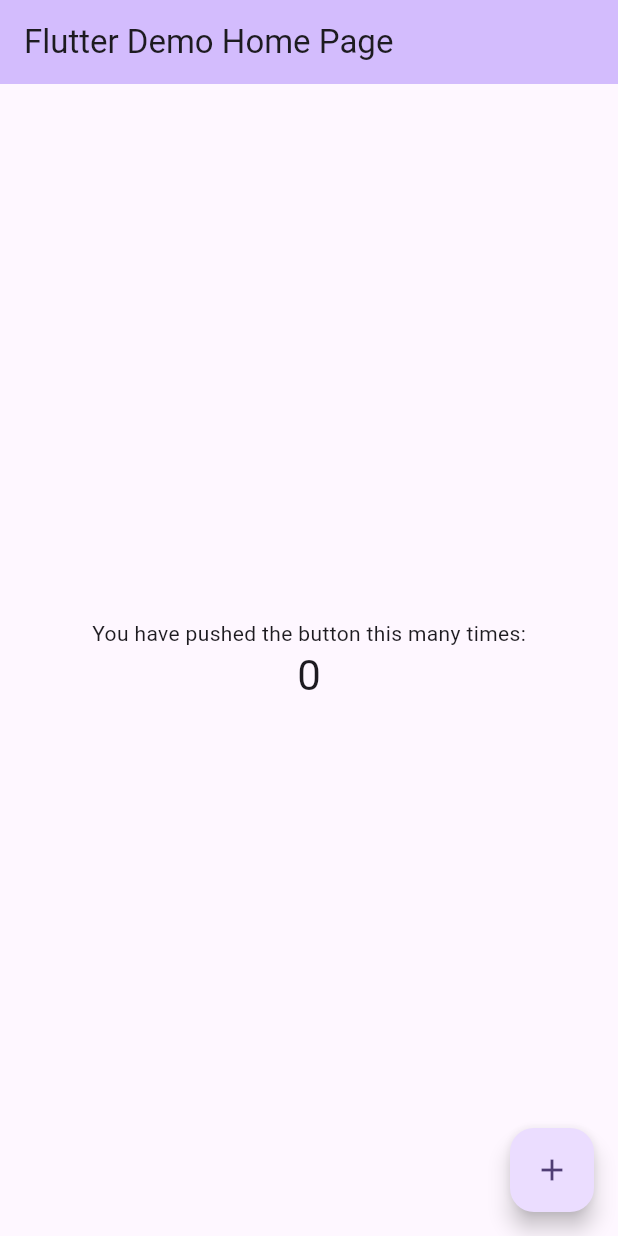
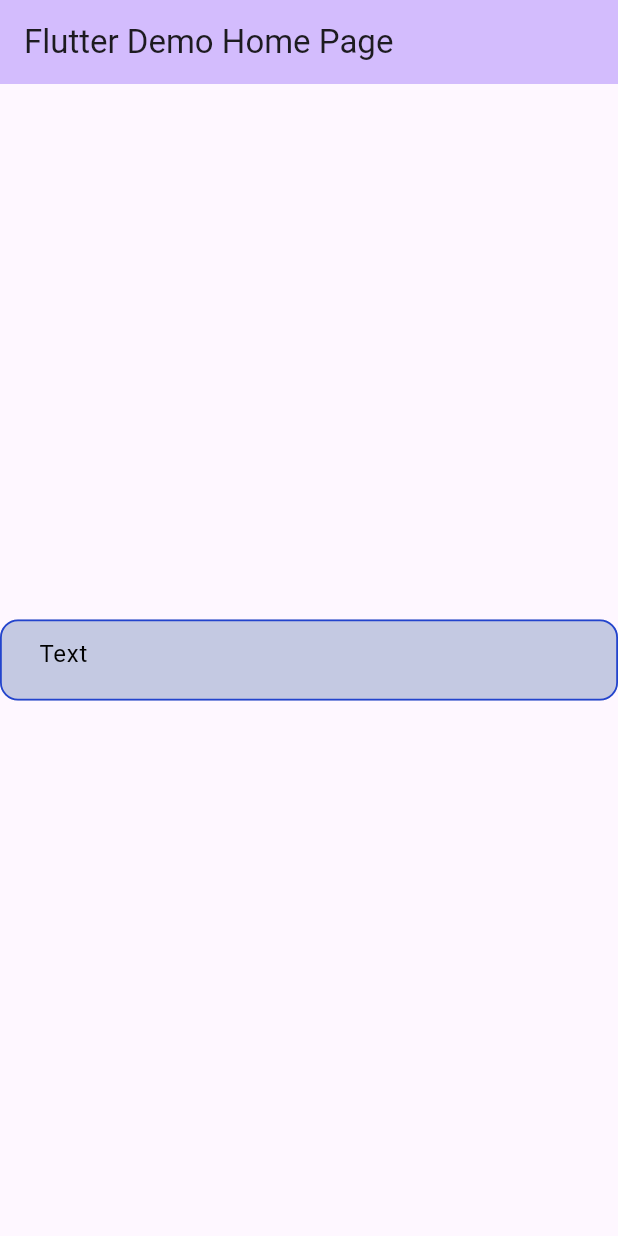
Before and after one commit to MuhammadArsalan-04/gappay, a Flutter app: the screen it shows after launch, on a phone screen of 412 x 824 dp. Run offline on Flutter 3.47's test engine with Material 3 defaults, Android fonts, the phone set to English and light mode, and no system bars.

Commit message:
added custom textfield

```diff
--- a/lib/configs/colors.dart
+++ b/lib/configs/colors.dart
@@ -4,4 +4,5 @@ class AppColors{
   static const kPrimaryColor = Color(0xff2344CD);
   static const kTextFieldFillColor = Color(0xffC4C9E2);
   static const kMessageColor = Color(0xff68DB82);
+  static const kHintTextColor = Colors.black;
 }
--- /dev/null
+++ b/lib/elements/custom_text.dart
@@ -0,0 +1,42 @@
+
+import 'package:flutter/material.dart';
+
+class CustomText extends StatelessWidget {
+  final String text;
+  Color? color;
+  double? fontSize;
+  FontWeight? fontWeight;
+  bool? softwrap;
+  int? maxLines;
+  TextAlign? textAlign;
+  TextOverflow? overflow;
+
+  CustomText({
+    this.color,
+    this.maxLines,
+    this.fontSize,
+    this.fontWeight,
+    required this.text,
+    this.softwrap,
+    this.textAlign,
+    this.overflow,
+  });
+
+  @override
+  Widget build(BuildContext context) {
+    return Text(
+      text,
+      softWrap: softwrap,
+      textAlign: textAlign,
+      maxLines: maxLines,
+      overflow: overflow,
+
+      style: TextStyle(
+        color: color,
+        fontSize: fontSize,
+        fontWeight: fontWeight,
+
+      ),
+    );
+  }
+}
--- /dev/null
+++ b/lib/elements/custom_textfield.dart
@@ -0,0 +1,134 @@
+import 'package:flutter/material.dart';
+import 'package:gappay/configs/colors.dart';
+
+import 'custom_text.dart';
+
+class CustomTextField extends StatefulWidget {
+  TextEditingController? controller;
+  TextInputType? textInputType;
+  bool isObsecure;
+  String hintText;
+  String? labelText;
+  double? radius;
+  IconData? prefixIcon;
+  bool? isSuffix;
+  String? Function(String?)? validator;
+  Color? fillColor;
+  bool isFilled;
+  double textFieldHeight;
+  double textFieldWidth;
+
+  CustomTextField({
+    this.controller,
+    this.validator,
+    this.isObsecure = false,
+    this.textInputType,
+    required this.hintText,
+    this.labelText,
+    this.radius,
+    this.prefixIcon,
+    this.fillColor,
+    this.textFieldHeight = 54,
+    this.textFieldWidth = double.infinity,
+    this.isFilled = false,
+    this.isSuffix = false,
+  });
+
+  @override
+  State<CustomTextField> createState() => _CustomTextFieldState();
+}
+
+class _CustomTextFieldState extends State<CustomTextField> {
+  bool isVisible = true;
+  bool hasFocus = false;
+
+  @override
+  Widget build(BuildContext context) {
+    return Focus(
+      onFocusChange: (value) {
+        setState(() {
+          hasFocus = value;
+        });
+      },
+      child: TextFormField(
+        validator: widget.validator == null
+            ? null
+            : (value) => widget.validator!(value),
+        textAlignVertical: TextAlignVertical.center,
+        textAlign: TextAlign.left,
+        controller: widget.controller,
+        obscureText: widget.isObsecure,
+        keyboardType: widget.textInputType,
+        cursorColor: AppColors.kPrimaryColor,
+        decoration: InputDecoration(
+          constraints: BoxConstraints(
+            maxHeight: widget.textFieldHeight,
+            maxWidth: widget.textFieldWidth,
+          ),
+          label: widget.labelText == null
+              ? null
+              : CustomText(
+                  text: widget.labelText!,
+                ),
+          fillColor: widget.fillColor ?? AppColors.kTextFieldFillColor,
+          labelStyle:
+              hasFocus ? const TextStyle(color: AppColors.kPrimaryColor) : null,
+          border: OutlineInputBorder(
+            borderSide:
+                const BorderSide(width: 1.2, color: AppColors.kPrimaryColor),
+            borderRadius: BorderRadius.circular(widget.radius ?? 12),
+          ),
+          enabledBorder: OutlineInputBorder(
+            borderSide:
+                const BorderSide(width: 1.2, color: AppColors.kPrimaryColor),
+            borderRadius: BorderRadius.circular(widget.radius ?? 12),
+          ),
+          disabledBorder: OutlineInputBorder(
+            borderSide:
+                const BorderSide(width: 1.2, color: AppColors.kPrimaryColor),
+            borderRadius: BorderRadius.circular(widget.radius ?? 12),
+          ),
+          focusedBorder: OutlineInputBorder(
+            borderSide:
+                const BorderSide(width: 1.2, color: AppColors.kPrimaryColor),
+            borderRadius: BorderRadius.circular(widget.radius ?? 12),
+          ),
+          hintText: widget.hintText,
+          contentPadding:
+              const EdgeInsets.symmetric(horizontal: 22, vertical: 22),
+          hintStyle: const TextStyle(
+            color: AppColors.kHintTextColor,
+          ),
+          filled: widget.isFilled,
+          prefixIcon: widget.prefixIcon == null
+              ? null
+              : Icon(
+                  widget.prefixIcon,
+                  color: Colors.grey,
+                ),
+          suffixIcon: widget.isSuffix == false
+              ? null
+              : IconButton(
+                  onPressed: changeObsecureStatus,
+                  icon: isVisible
+                      ? const Icon(
+                          Icons.visibility,
+                          color: Colors.grey,
+                        )
+                      : const Icon(
+                          Icons.visibility_off,
+                          color: Colors.grey,
+                        ),
+                ),
+        ),
+      ),
+    );
+  }
+
+  changeObsecureStatus() {
+    setState(() {
+      widget.isObsecure = !widget.isObsecure;
+      isVisible = !isVisible;
+    });
+  }
+}
--- a/lib/main.dart
+++ b/lib/main.dart
@@ -1,4 +1,5 @@
 import 'package:flutter/material.dart';
+import 'package:gappay/elements/custom_textfield.dart';
 
 void main() {
   runApp(const MyApp());
@@ -24,15 +25,6 @@ class MyApp extends StatelessWidget {
 class MyHomePage extends StatefulWidget {
   const MyHomePage({super.key, required this.title});
 
-  // This widget is the home page of your application. It is stateful, meaning
-  // that it has a State object (defined below) that contains fields that affect
-  // how it looks.
-
-  // This class is the configuration for the state. It holds the values (in this
-  // case the title) provided by the parent (in this case the App widget) and
-  // used by the build method of the State. Fields in a Widget subclass are
-  // always marked "final".
-
   final String title;
 
   @override
@@ -40,71 +32,25 @@ class MyHomePage extends StatefulWidget {
 }
 
 class _MyHomePageState extends State<MyHomePage> {
-  int _counter = 0;
 
-  void _incrementCounter() {
-    setState(() {
-      // This call to setState tells the Flutter framework that something has
-      // changed in this State, which causes it to rerun the build method below
-      // so that the display can reflect the updated values. If we changed
-      // _counter without calling setState(), then the build method would not be
-      // called again, and so nothing would appear to happen.
-      _counter++;
-    });
-  }
 
   @override
   Widget build(BuildContext context) {
-    // This method is rerun every time setState is called, for instance as done
-    // by the _incrementCounter method above.
-    //
-    // The Flutter framework has been optimized to make rerunning build methods
-    // fast, so that you can just rebuild anything that needs updating rather
-    // than having to individually change instances of widgets.
+
     return Scaffold(
       appBar: AppBar(
-        // TRY THIS: Try changing the color here to a specific color (to
-        // Colors.amber, perhaps?) and trigger a hot reload to see the AppBar
-        // change color while the other colors stay the same.
+
         backgroundColor: Theme.of(context).colorScheme.inversePrimary,
-        // Here we take the value from the MyHomePage object that was created by
-        // the App.build method, and use it to set our appbar title.
         title: Text(widget.title),
       ),
       body: Center(
         // Center is a layout widget. It takes a single child and positions it
         // in the middle of the parent.
-        child: Column(
-          // Column is also a layout widget. It takes a list of children and
-          // arranges them vertically. By default, it sizes itself to fit its
-          // children horizontally, and tries to be as tall as its parent.
-          //
-          // Column has various properties to control how it sizes itself and
-          // how it positions its children. Here we use mainAxisAlignment to
-          // center the children vertically; the main axis here is the vertical
-          // axis because Columns are vertical (the cross axis would be
-          // horizontal).
-          //
-          // TRY THIS: Invoke "debug painting" (choose the "Toggle Debug Paint"
-          // action in the IDE, or press "p" in the console), to see the
-          // wireframe for each widget.
-          mainAxisAlignment: MainAxisAlignment.center,
-          children: <Widget>[
-            const Text(
-              'You have pushed the button this many times:',
-            ),
-            Text(
-              '$_counter',
-              style: Theme.of(context).textTheme.headlineMedium,
-            ),
-          ],
-        ),
-      ),
-      floatingActionButton: FloatingActionButton(
-        onPressed: _incrementCounter,
-        tooltip: 'Increment',
-        child: const Icon(Icons.add),
-      ), // This trailing comma makes auto-formatting nicer for build methods.
+          child: CustomTextField(
+        hintText: "Text",
+        isFilled: true,
+      ),),
+
     );
   }
 }
```
Also changed, not shown: lib/presentations/app_views/login/login_view.dart (added).
